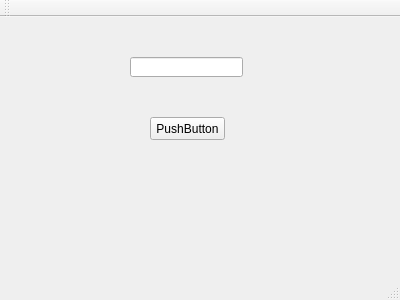
First picture: the form in mainwindow.ui, repository tianzhangzhi/invoiceClient, before the edit.
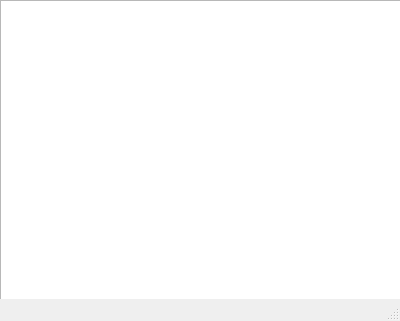
Second picture: the form after the edit.

The edit to the form file:
```diff
--- a/mainwindow.ui
+++ b/mainwindow.ui
@@ -7,33 +7,20 @@
     <x>0</x>
     <y>0</y>
     <width>400</width>
-    <height>300</height>
+    <height>321</height>
    </rect>
   </property>
   <property name="windowTitle">
    <string>MainWindow</string>
   </property>
   <widget class="QWidget" name="centralWidget">
-   <widget class="QPushButton" name="pushButton">
+   <widget class="QGraphicsView" name="graphicsView">
     <property name="geometry">
      <rect>
-      <x>150</x>
-      <y>100</y>
-      <width>75</width>
-      <height>23</height>
-     </rect>
-    </property>
-    <property name="text">
-     <string>PushButton</string>
-    </property>
-   </widget>
-   <widget class="QLineEdit" name="lineEdit">
-    <property name="geometry">
-     <rect>
-      <x>130</x>
-      <y>40</y>
-      <width>113</width>
-      <height>20</height>
+      <x>0</x>
+      <y>0</y>
+      <width>401</width>
+      <height>311</height>
      </rect>
     </property>
    </widget>
@@ -48,14 +35,6 @@
     </rect>
    </property>
   </widget>
-  <widget class="QToolBar" name="mainToolBar">
-   <attribute name="toolBarArea">
-    <enum>TopToolBarArea</enum>
-   </attribute>
-   <attribute name="toolBarBreak">
-    <bool>false</bool>
-   </attribute>
-  </widget>
   <widget class="QStatusBar" name="statusBar"/>
  </widget>
  <layoutdefault spacing="6" margin="11"/>
```
